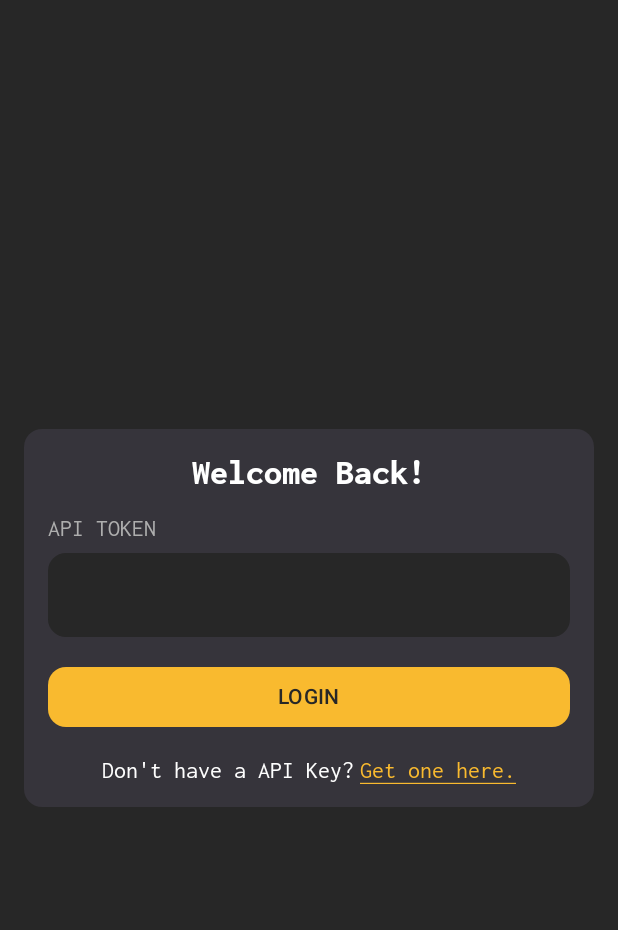
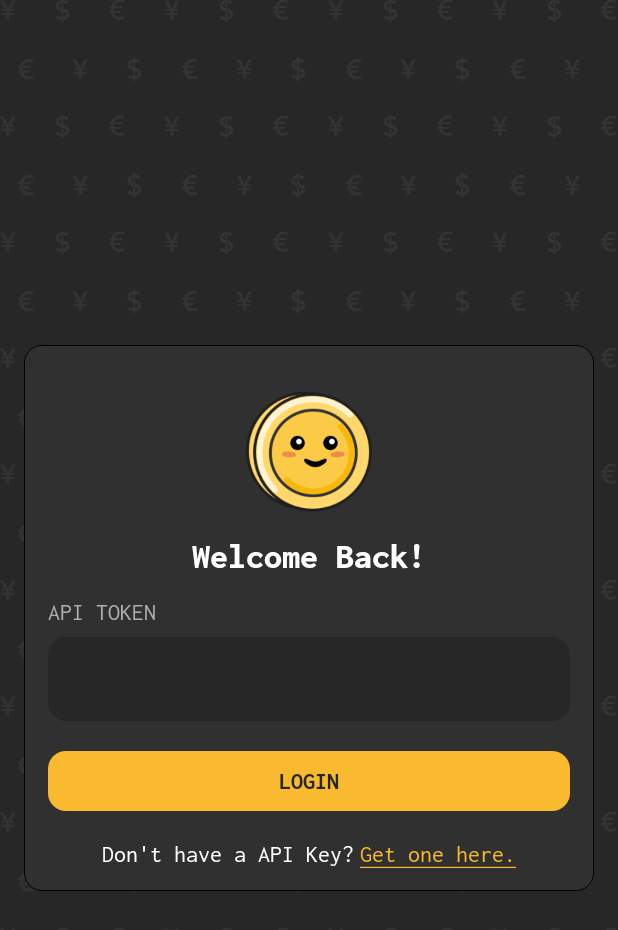
Before and after one commit to Rodrigolmti/lunch_money_companion, an Android app built with Jetpack Compose: the screen it shows after launch (MainActivity), on a phone screen of 412 x 824 dp. Shown: the top 930 px of the screen. Run offline under Robolectric (Android 15) with nearby library versions, the phone set to English and light mode, and no system bars.

Commit message:
Update started screen

```diff
--- a/app/src/main/java/com/rodrigolmti/lunch/money/MainActivity.kt
+++ b/app/src/main/java/com/rodrigolmti/lunch/money/MainActivity.kt
@@ -1,9 +1,11 @@
 package com.rodrigolmti.lunch.money
 
+import android.annotation.SuppressLint
 import android.content.res.Configuration.UI_MODE_NIGHT_YES
 import android.os.Bundle
 import androidx.activity.ComponentActivity
 import androidx.activity.compose.setContent
+import androidx.compose.foundation.BorderStroke
 import androidx.compose.foundation.border
 import androidx.compose.foundation.clickable
 import androidx.compose.foundation.layout.Arrangement
@@ -16,6 +18,7 @@ import androidx.compose.foundation.layout.fillMaxWidth
 import androidx.compose.foundation.layout.padding
 import androidx.compose.material3.Button
 import androidx.compose.material3.Card
+import androidx.compose.material3.CardDefaults
 import androidx.compose.material3.MaterialTheme
 import androidx.compose.material3.Scaffold
 import androidx.compose.material3.Surface
@@ -29,18 +32,21 @@ import androidx.compose.runtime.setValue
 import androidx.compose.ui.Alignment
 import androidx.compose.ui.Modifier
 import androidx.compose.ui.graphics.Color
-import androidx.compose.ui.semantics.Role.Companion.Button
 import androidx.compose.ui.text.style.TextAlign
 import androidx.compose.ui.text.style.TextDecoration
 import androidx.compose.ui.tooling.preview.Preview
+import androidx.compose.ui.unit.Dp
 import androidx.compose.ui.unit.dp
+import com.rodrigolmti.lunch.money.ui.components.BouncingImageAnimation
 import com.rodrigolmti.lunch.money.ui.components.Center
 import com.rodrigolmti.lunch.money.ui.components.HorizontalSpacer
 import com.rodrigolmti.lunch.money.ui.components.LunchButton
 import com.rodrigolmti.lunch.money.ui.components.LunchTextField
+import com.rodrigolmti.lunch.money.ui.components.TiledBackgroundScreen
 import com.rodrigolmti.lunch.money.ui.components.VerticalSpacer
 import com.rodrigolmti.lunch.money.ui.theme.Body
 import com.rodrigolmti.lunch.money.ui.theme.ContentBrand
+import com.rodrigolmti.lunch.money.ui.theme.ContentDefault
 import com.rodrigolmti.lunch.money.ui.theme.Header
 import com.rodrigolmti.lunch.money.ui.theme.LunchMoneyTheme
 
@@ -60,6 +66,7 @@ class MainActivity : ComponentActivity() {
     }
 }
 
+@SuppressLint("UnusedMaterial3ScaffoldPaddingParameter")
 @Composable
 fun GetStatedScreen() {
     Scaffold(
@@ -68,9 +75,18 @@ fun GetStatedScreen() {
 
         var apiToken by rememberSaveable { mutableStateOf("") }
 
+        TiledBackgroundScreen()
+
         Center {
             Card(
                 shape = MaterialTheme.shapes.medium,
+                colors = CardDefaults.cardColors(
+                    containerColor = ContentDefault
+                ),
+                border = BorderStroke(
+                    width = Dp.Hairline,
+                    color = Color.Black
+                ),
                 modifier = Modifier
                     .padding(16.dp)
             ) {
@@ -80,6 +96,12 @@ fun GetStatedScreen() {
                     verticalArrangement = Arrangement.Center,
                     horizontalAlignment = Alignment.CenterHorizontally
                 ) {
+
+                    VerticalSpacer(height = 16.dp)
+
+                    BouncingImageAnimation()
+
+                    VerticalSpacer(height = 16.dp)
 
                     Text(
                         text = "Welcome Back!",
--- a/app/src/main/java/com/rodrigolmti/lunch/money/ui/components/LunchButton.kt
+++ b/app/src/main/java/com/rodrigolmti/lunch/money/ui/components/LunchButton.kt
@@ -3,7 +3,6 @@ package com.rodrigolmti.lunch.money.ui.components
 import android.content.res.Configuration
 import androidx.compose.foundation.layout.Column
 import androidx.compose.foundation.layout.fillMaxWidth
-import androidx.compose.foundation.layout.height
 import androidx.compose.foundation.layout.size
 import androidx.compose.material3.Button
 import androidx.compose.material3.CircularProgressIndicator
@@ -15,6 +14,7 @@ import androidx.compose.ui.graphics.Color
 import androidx.compose.ui.tooling.preview.Preview
 import androidx.compose.ui.unit.dp
 import com.rodrigolmti.lunch.money.ui.theme.BackgroundDefault
+import com.rodrigolmti.lunch.money.ui.theme.BodyBold
 import com.rodrigolmti.lunch.money.ui.theme.LunchMoneyTheme
 
 @Composable
@@ -44,6 +44,7 @@ fun LunchButton(
         } else {
             Text(
                 label,
+                style = BodyBold,
                 color = BackgroundDefault
             )
         }
--- /dev/null
+++ b/app/src/main/java/com/rodrigolmti/lunch/money/ui/components/StartAnimation.kt
@@ -0,0 +1,88 @@
+package com.rodrigolmti.lunch.money.ui.components
+
+import androidx.compose.animation.core.LinearOutSlowInEasing
+import androidx.compose.animation.core.RepeatMode
+import androidx.compose.animation.core.animateFloat
+import androidx.compose.animation.core.infiniteRepeatable
+import androidx.compose.animation.core.keyframes
+import androidx.compose.animation.core.rememberInfiniteTransition
+import androidx.compose.animation.core.tween
+import androidx.compose.foundation.Canvas
+import androidx.compose.foundation.Image
+import androidx.compose.foundation.layout.Arrangement
+import androidx.compose.foundation.layout.Box
+import androidx.compose.foundation.layout.Column
+import androidx.compose.foundation.layout.fillMaxWidth
+import androidx.compose.foundation.layout.height
+import androidx.compose.foundation.layout.size
+import androidx.compose.runtime.Composable
+import androidx.compose.runtime.getValue
+import androidx.compose.ui.Alignment
+import androidx.compose.ui.Modifier
+import androidx.compose.ui.graphics.Color
+import androidx.compose.ui.graphics.drawscope.scale
+import androidx.compose.ui.graphics.graphicsLayer
+import androidx.compose.ui.platform.LocalDensity
+import androidx.compose.ui.res.painterResource
+import androidx.compose.ui.unit.dp
+import com.rodrigolmti.lunch.money.R
+
+@Composable
+fun BouncingImageAnimation() {
+    val infiniteTransition = rememberInfiniteTransition(label = "bounce")
+    val bounce by infiniteTransition.animateFloat(
+        label = "bounce",
+        initialValue = 0f,
+        targetValue = 1f,
+        animationSpec = infiniteRepeatable(
+            animation = keyframes {
+                durationMillis = 2000
+                0.0f at 0 with LinearOutSlowInEasing // for bounce effect
+                1.0f at 1000 with LinearOutSlowInEasing
+                0.0f at 2000 with LinearOutSlowInEasing
+            },
+            repeatMode = RepeatMode.Restart
+        )
+    )
+
+    val shadowScale = 1f - bounce
+
+    Box(
+        contentAlignment = Alignment.Center,
+        modifier = Modifier
+            .height(80.dp)
+    ) {
+        val density = LocalDensity.current
+
+        Column(
+            verticalArrangement = Arrangement.Center,
+            horizontalAlignment = Alignment.CenterHorizontally,
+        ) {
+            Image(
+                painter = painterResource(id = R.drawable.ic_coin),
+                contentDescription = "Bouncing Image",
+                modifier = Modifier
+                    .graphicsLayer {
+                        translationY = with(density) { -18.dp.toPx() * bounce }
+                    }
+            )
+
+            VerticalSpacer(height = 8.dp)
+
+            Canvas(
+                modifier = Modifier
+                    .size(40.dp)
+            ) {
+                val shadowWidth = size.width
+                val shadowHeight = size.height * shadowScale
+                drawOval(
+                    color = Color.Black,
+                    size = androidx.compose.ui.geometry.Size(
+                        width = shadowWidth,
+                        height = shadowHeight
+                    )
+                )
+            }
+        }
+    }
+}
--- /dev/null
+++ b/app/src/main/java/com/rodrigolmti/lunch/money/ui/components/TiledBackground.kt
@@ -0,0 +1,58 @@
+package com.rodrigolmti.lunch.money.ui.components
+
+import android.graphics.Bitmap
+import androidx.compose.foundation.Canvas
+import androidx.compose.foundation.layout.BoxWithConstraints
+import androidx.compose.foundation.layout.fillMaxSize
+import androidx.compose.runtime.Composable
+import androidx.compose.ui.Modifier
+import androidx.compose.ui.geometry.Offset
+import androidx.compose.ui.graphics.asImageBitmap
+import androidx.compose.ui.platform.LocalContext
+import androidx.compose.ui.platform.LocalDensity
+import androidx.compose.ui.unit.dp
+import com.rodrigolmti.lunch.money.R
+import kotlin.math.ceil
+
+@Composable
+fun TiledBackgroundScreen() {
+    val context = LocalContext.current
+    context.getDrawable(R.drawable.ic_background)?.let { vectorDrawable ->
+        val originalBitmap = Bitmap.createBitmap(
+            vectorDrawable.intrinsicWidth,
+            vectorDrawable.intrinsicHeight,
+            Bitmap.Config.ARGB_8888
+        )
+        val canvas = android.graphics.Canvas(originalBitmap)
+        vectorDrawable.setBounds(0, 0, canvas.width, canvas.height)
+        vectorDrawable.draw(canvas)
+
+        val scaledBitmap = Bitmap.createScaledBitmap(
+            originalBitmap,
+            (originalBitmap.width * 0.4).toInt(),
+            (originalBitmap.height * 0.4).toInt(),
+            true
+        )
+
+        BoxWithConstraints(
+            modifier = Modifier.fillMaxSize()
+        ) {
+            val imageWidth = scaledBitmap.width / LocalDensity.current.density
+            val imageHeight = scaledBitmap.height / LocalDensity.current.density
+
+            val horizontalRepeats = ceil(constraints.maxWidth / imageWidth).toInt()
+            val verticalRepeats = ceil(constraints.maxHeight / imageHeight).toInt()
+
+            Canvas(modifier = Modifier.fillMaxSize()) {
+                for (x in 0 until horizontalRepeats) {
+                    for (y in 0 until verticalRepeats) {
+                        drawImage(
+                            image = scaledBitmap.asImageBitmap(),
+                            topLeft = Offset(x * imageWidth.dp.toPx(), y * imageHeight.dp.toPx())
+                        )
+                    }
+                }
+            }
+        }
+    }
+}
--- a/app/src/main/java/com/rodrigolmti/lunch/money/ui/theme/Type.kt
+++ b/app/src/main/java/com/rodrigolmti/lunch/money/ui/theme/Type.kt
@@ -33,3 +33,7 @@ val Body = TextStyle(
     lineHeight = 24.sp,
     letterSpacing = 0.sp
 )
+
+val BodyBold = Body.copy(
+    fontWeight = FontWeight.Bold
+)
--- /dev/null
+++ b/app/src/main/res/drawable/ic_background.xml
@@ -0,0 +1,22 @@
+<vector xmlns:android="http://schemas.android.com/apk/res/android"
+    android:width="274dp"
+    android:height="193dp"
+    android:viewportWidth="274"
+    android:viewportHeight="193">
+  <path
+      android:pathData="M10.25,25H2.47v-3.53h7.78v-2.17l-0.87,-1.54H2.47v-3.53h4.94L0,1h6.18l7.09,13.29L20.09,1H26l-7.42,13.24h4.94v3.53h-6.91l-0.87,1.54v2.17h7.78v3.53h-7.78V33h-5.49zM56,130.04c-0.88,0.58 -2.04,1.05 -3.47,1.42 -1.4,0.37 -2.92,0.55 -4.57,0.55 -2.07,0 -3.91,-0.29 -5.53,-0.87 -1.58,-0.58 -2.95,-1.37 -4.11,-2.38a12.9,12.9 0,0 1,-2.83 -3.47,17.56 17.56,0 0,1 -1.64,-4.25H30l1.28,-3.93h2.06a2.55,2.55 0,0 1,-0.05 -0.5v-2.6c0.03,-0.4 0.08,-0.76 0.14,-1.1h-3.29l1.37,-3.93h2.51c0.46,-1.67 1.13,-3.18 2.01,-4.52a14.13,14.13 0,0 1,3.15 -3.43,13.95 13.95,0 0,1 4.2,-2.24c1.58,-0.52 3.29,-0.78 5.12,-0.78 1.46,0 2.83,0.15 4.11,0.46 1.31,0.27 2.38,0.62 3.2,1.05l-1.74,4.57c-0.7,-0.43 -1.57,-0.75 -2.61,-0.96a16.05,16.05 0,0 0,-3.24 -0.32,9.5 9.5,0 0,0 -2.74,0.41 9.81,9.81 0,0 0,-2.56 1.19,9.39 9.39,0 0,0 -2.06,1.92c-0.58,0.76 -1.02,1.64 -1.33,2.65h13.16l-1.28,3.93H38.68a16.04,16.04 0,0 0,-0.14 2.24v1.51l0.09,0.46h11.7l-1.23,3.93h-9.78a7.53,7.53 0,0 0,1.1 2.42,8.19 8.19,0 0,0 1.92,1.92c0.76,0.55 1.63,0.99 2.6,1.33 0.98,0.3 2.04,0.46 3.2,0.46 2.29,0 4.28,-0.5 5.99,-1.51L56,130.04zM131.25,123h-7.78v-3.53h7.78v-2.17l-0.87,-1.54h-6.91v-3.53h4.94L121,99h6.18l7.09,13.29L141.1,99H147l-7.42,13.24h4.94v3.53h-6.91l-0.87,1.54v2.17h7.78v3.53h-7.78V131h-5.49z"
+      android:fillColor="#333"
+      android:fillType="nonZero"/>
+  <path
+      android:pathData="M105.35,-2.99h0.82L106.17,0.04c1.45,0.04 2.93,0.32 4.43,0.82 1.67,0.52 3.1,1.3 4.28,2.34l-3.86,4.27a7.53,7.53 0,0 0,-2.56 -1.79,7.34 7.34,0 0,0 -2.29,-0.64v9.35c1.08,0.29 2.14,0.62 3.18,0.98 1.27,0.43 2.39,1 3.35,1.7a7.58,7.58 0,0 1,2.37 2.57c0.62,1.04 0.93,2.34 0.93,3.9 0,1.53 -0.28,2.89 -0.84,4.08a9.56,9.56 0,0 1,-2.28 3.03c-0.96,0.82 -2.09,1.48 -3.39,1.97a15.62,15.62 0,0 1,-3.32 0.86L106.17,37h-3.65v-3.38a17.36,17.36 0,0 1,-5.59 -0.92c-1.86,-0.64 -3.5,-1.7 -4.93,-3.17l4.23,-4.27a7.26,7.26 0,0 0,2.88 2.39c1.08,0.51 2.22,0.83 3.4,0.98L102.52,18.91a53.06,53.06 0,0 1,-3.63 -1.17,13.08 13.08,0 0,1 -3.16,-1.74 8.29,8.29 0,0 1,-2.14 -2.62c-0.53,-1.04 -0.79,-2.33 -0.79,-3.86 0,-1.38 0.28,-2.62 0.84,-3.72a9.15,9.15 0,0 1,2.23 -2.85c0.93,-0.83 2,-1.48 3.21,-1.97 1.11,-0.45 2.26,-0.74 3.45,-0.88v-3.1h0.32L102.84,-3h2.51v0.01zM102.52,5.14a6.05,6.05 0,0 0,-2.61 1.31c-0.84,0.7 -1.26,1.64 -1.26,2.8 0,0.7 0.11,1.27 0.32,1.7 0.25,0.43 0.56,0.8 0.93,1.1 0.37,0.31 0.81,0.57 1.3,0.78 0.43,0.15 0.86,0.32 1.31,0.5L102.52,5.14zM106.17,28.47c0.34,-0.1 0.68,-0.22 0.99,-0.36a6.9,6.9 0,0 0,1.53 -0.96,4.45 4.45,0 0,0 1.02,-1.38 4,4 0,0 0,0.42 -1.84c0,-0.67 -0.16,-1.24 -0.47,-1.7a3.58,3.58 0,0 0,-1.12 -1.15,7.97 7.97,0 0,0 -1.53,-0.78c-0.28,-0.11 -0.57,-0.21 -0.85,-0.31v8.47z"
+      android:fillColor="#333"
+      android:fillType="evenOdd"/>
+  <path
+      android:pathData="M208,31.03c-0.88,0.58 -2.04,1.05 -3.47,1.42 -1.4,0.37 -2.92,0.55 -4.57,0.55 -2.07,0 -3.91,-0.29 -5.53,-0.87 -1.58,-0.58 -2.95,-1.37 -4.11,-2.38a12.9,12.9 0,0 1,-2.83 -3.47,17.57 17.57,0 0,1 -1.64,-4.25H182l1.28,-3.93h2.06a2.6,2.6 0,0 1,-0.05 -0.5v-2.6c0.03,-0.4 0.08,-0.76 0.14,-1.1h-3.29l1.37,-3.93h2.51c0.46,-1.67 1.13,-3.18 2.01,-4.52a14.13,14.13 0,0 1,3.15 -3.43,13.94 13.94,0 0,1 4.2,-2.24c1.58,-0.52 3.29,-0.78 5.12,-0.78 1.46,0 2.83,0.15 4.11,0.46 1.31,0.27 2.38,0.62 3.2,1.05l-1.74,4.57c-0.7,-0.43 -1.57,-0.75 -2.61,-0.96a16.05,16.05 0,0 0,-3.24 -0.32,9.5 9.5,0 0,0 -2.74,0.41 9.8,9.8 0,0 0,-2.56 1.19,9.41 9.41,0 0,0 -2.06,1.92c-0.58,0.76 -1.02,1.64 -1.32,2.65h13.16l-1.28,3.93h-12.75a15.99,15.99 0,0 0,-0.14 2.24v1.51c0.03,0.15 0.06,0.31 0.09,0.46h11.7l-1.23,3.93h-9.78a7.53,7.53 0,0 0,1.1 2.42,8.2 8.2,0 0,0 1.92,1.92 9.96,9.96 0,0 0,2.6 1.33c0.98,0.3 2.04,0.46 3.2,0.46 2.29,0 4.28,-0.5 5.99,-1.51L208,31.03z"
+      android:fillColor="#333"
+      android:fillType="nonZero"/>
+  <path
+      android:pathData="M225.35,95.01h0.82v3.02c1.45,0.04 2.93,0.32 4.43,0.82 1.67,0.52 3.1,1.3 4.28,2.34l-3.86,4.27a7.53,7.53 0,0 0,-2.56 -1.79,7.35 7.35,0 0,0 -2.29,-0.64v9.35c1.08,0.29 2.14,0.62 3.17,0.98 1.27,0.43 2.39,0.99 3.35,1.7a7.57,7.57 0,0 1,2.37 2.57c0.62,1.04 0.93,2.34 0.93,3.9 0,1.53 -0.28,2.89 -0.84,4.08a9.56,9.56 0,0 1,-2.28 3.03c-0.96,0.82 -2.09,1.48 -3.4,1.97a15.62,15.62 0,0 1,-3.32 0.86L226.17,135h-3.65v-3.38a17.37,17.37 0,0 1,-5.59 -0.92c-1.86,-0.64 -3.5,-1.7 -4.93,-3.17l4.23,-4.27a7.26,7.26 0,0 0,2.88 2.39,11.18 11.18,0 0,0 3.4,0.98v-9.72a53.08,53.08 0,0 1,-3.64 -1.17,13.1 13.1,0 0,1 -3.16,-1.74 8.32,8.32 0,0 1,-2.14 -2.62c-0.53,-1.04 -0.79,-2.33 -0.79,-3.86 0,-1.38 0.28,-2.62 0.84,-3.72a9.15,9.15 0,0 1,2.23 -2.85c0.93,-0.83 2,-1.48 3.21,-1.97 1.11,-0.45 2.26,-0.74 3.45,-0.88v-3.1h0.32L222.84,95h2.51v0.01zM222.52,103.14a6.04,6.04 0,0 0,-2.61 1.31c-0.84,0.7 -1.26,1.64 -1.26,2.8 0,0.7 0.11,1.27 0.32,1.7 0.25,0.43 0.56,0.8 0.93,1.1 0.37,0.31 0.81,0.57 1.3,0.78 0.43,0.15 0.86,0.32 1.31,0.5v-8.2zM226.17,126.47c0.34,-0.1 0.68,-0.22 0.99,-0.36a6.94,6.94 0,0 0,1.53 -0.96,4.47 4.47,0 0,0 1.02,-1.38 4,4 0,0 0,0.42 -1.84c0,-0.67 -0.15,-1.24 -0.46,-1.7a3.59,3.59 0,0 0,-1.12 -1.15,8 8,0 0,0 -1.53,-0.78 44.02,44.02 0,0 0,-0.85 -0.31v8.47z"
+      android:fillColor="#333"
+      android:fillType="evenOdd"/>
+</vector>
```
Also changed, not shown: app/src/main/res/drawable/ic_coin.png (added).
